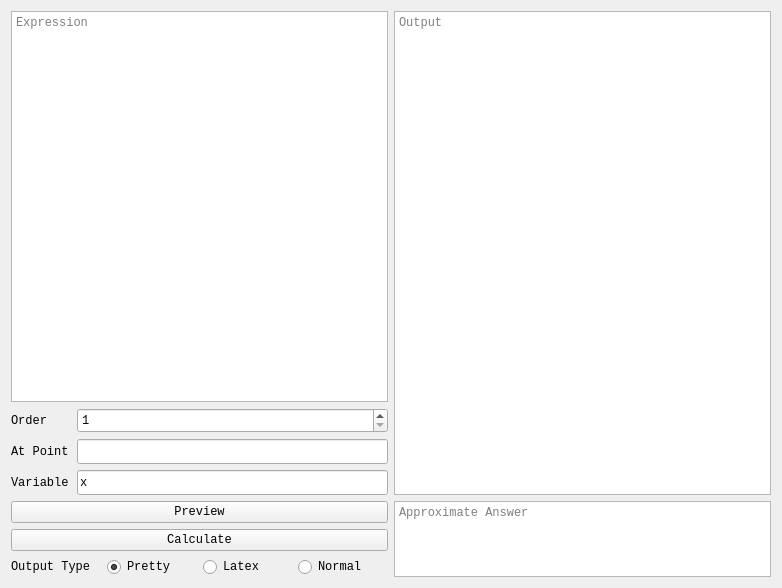
This is caspy/qt_assets/tabs/derivative.ui in Secozzi/CASpy as Qt 5 draws it before an edit. The edited form follows.
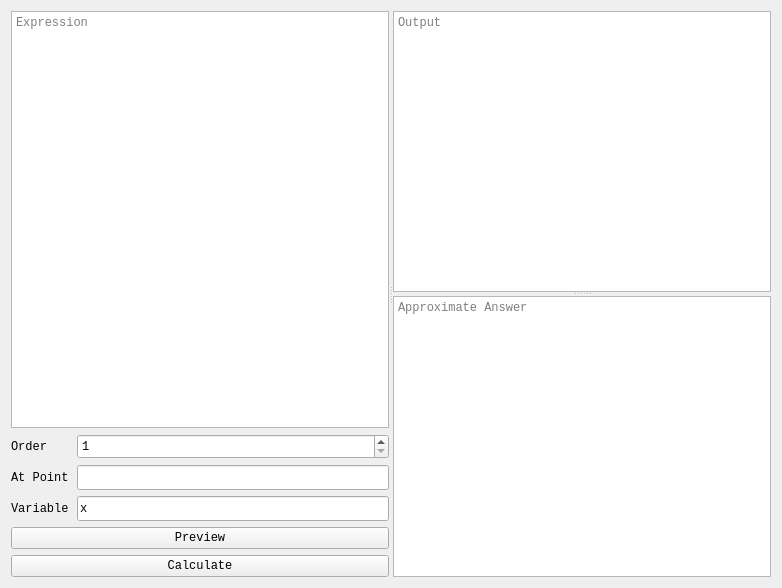
This is the edited form.

Commit message: Added view and splitters plus fixed some in formulas tab

Patch:
```diff
--- a/caspy/qt_assets/tabs/derivative.ui
+++ b/caspy/qt_assets/tabs/derivative.ui
@@ -18,10 +18,34 @@
   <property name="windowTitle">
    <string>Form</string>
   </property>
-  <layout class="QGridLayout" name="gridLayout_2">
-   <item row="0" column="0">
+  <property name="styleSheet">
+   <string notr="true"/>
+  </property>
     <layout class="QGridLayout" name="gridLayout">
-     <item row="1" column="0">
+   <item row="0" column="0">
+    <widget class="QSplitter" name="splitter_2">
+     <property name="orientation">
+      <enum>Qt::Horizontal</enum>
+     </property>
+     <property name="childrenCollapsible">
+      <bool>false</bool>
+     </property>
+     <widget class="QWidget" name="verticalLayoutWidget">
+      <layout class="QVBoxLayout" name="verticalLayout">
+       <item>
+        <widget class="QTextEdit" name="DerivExp">
+         <property name="toolTip">
+          <string>Expression</string>
+         </property>
+         <property name="lineWrapMode">
+          <enum>QTextEdit::NoWrap</enum>
+         </property>
+         <property name="placeholderText">
+          <string>Expression</string>
+         </property>
+        </widget>
+       </item>
+       <item>
       <layout class="QHBoxLayout" name="horizontalLayout_4">
        <item>
         <widget class="QLabel" name="label">
@@ -75,87 +99,7 @@
        </item>
       </layout>
      </item>
-     <item row="5" column="0">
-      <widget class="QPushButton" name="DerivCalc">
-       <property name="toolTip">
-        <string>Calculate the derivative - Shift + Enter</string>
-       </property>
-       <property name="text">
-        <string>Calculate</string>
-       </property>
-      </widget>
-     </item>
-     <item row="6" column="0">
-      <layout class="QHBoxLayout" name="horizontalLayout_3">
        <item>
-        <widget class="QLabel" name="DerivOutType">
-         <property name="toolTip">
-          <string>Format of output</string>
-         </property>
-         <property name="text">
-          <string>Output Type</string>
-         </property>
-        </widget>
-       </item>
-       <item>
-        <widget class="QRadioButton" name="DerivPP">
-         <property name="toolTip">
-          <string>Pretty print</string>
-         </property>
-         <property name="text">
-          <string>Pretty</string>
-         </property>
-         <property name="checked">
-          <bool>true</bool>
-         </property>
-        </widget>
-       </item>
-       <item>
-        <widget class="QRadioButton" name="DerivLatex">
-         <property name="toolTip">
-          <string>Latex</string>
-         </property>
-         <property name="text">
-          <string>Latex</string>
-         </property>
-        </widget>
-       </item>
-       <item>
-        <widget class="QRadioButton" name="DerivNormal">
-         <property name="toolTip">
-          <string>Normal - no special format</string>
-         </property>
-         <property name="text">
-          <string>Normal</string>
-         </property>
-        </widget>
-       </item>
-      </layout>
-     </item>
-     <item row="4" column="0">
-      <widget class="QPushButton" name="DerivPrev">
-       <property name="toolTip">
-        <string>Preview the derivative</string>
-       </property>
-       <property name="text">
-        <string>Preview</string>
-       </property>
-      </widget>
-     </item>
-     <item row="0" column="0">
-      <widget class="QTextEdit" name="DerivExp">
-       <property name="toolTip">
-        <string>Expression</string>
-       </property>
-       <property name="lineWrapMode">
-        <enum>QTextEdit::NoWrap</enum>
-       </property>
-       <property name="placeholderText">
-        <string>Expression</string>
-       </property>
-      </widget>
-     </item>
-     <item row="2" column="0">
       <layout class="QHBoxLayout" name="horizontalLayout_6">
        <item>
         <widget class="QLabel" name="label_2">
@@ -194,7 +138,7 @@
        </item>
       </layout>
      </item>
-     <item row="3" column="0">
+       <item>
       <layout class="QHBoxLayout" name="horizontalLayout_7">
        <item>
         <widget class="QLabel" name="label_3">
@@ -245,7 +189,38 @@
        </item>
       </layout>
      </item>
-     <item row="0" column="1" rowspan="4">
+       <item>
+        <widget class="QPushButton" name="DerivPrev">
+         <property name="toolTip">
+          <string>Preview the derivative</string>
+         </property>
+         <property name="text">
+          <string>Preview</string>
+         </property>
+        </widget>
+       </item>
+       <item>
+        <widget class="QPushButton" name="DerivCalc">
+         <property name="toolTip">
+          <string>Calculate the derivative - Shift + Enter</string>
+         </property>
+         <property name="text">
+          <string>Calculate</string>
+         </property>
+        </widget>
+       </item>
+      </layout>
+     </widget>
+     <widget class="QSplitter" name="splitter">
+      <property name="styleSheet">
+       <string notr="true"/>
+      </property>
+      <property name="orientation">
+       <enum>Qt::Vertical</enum>
+      </property>
+      <property name="childrenCollapsible">
+       <bool>false</bool>
+      </property>
       <widget class="QTextBrowser" name="DerivOut">
        <property name="font">
         <font>
@@ -259,11 +234,9 @@
         <string>Output</string>
        </property>
       </widget>
-     </item>
-     <item row="4" column="1" rowspan="3">
       <widget class="QTextBrowser" name="DerivApprox">
        <property name="sizePolicy">
-        <sizepolicy hsizetype="Expanding" vsizetype="Ignored">
+        <sizepolicy hsizetype="Expanding" vsizetype="Expanding">
          <horstretch>0</horstretch>
          <verstretch>0</verstretch>
         </sizepolicy>
@@ -278,8 +251,8 @@
         <string>Approximate Answer</string>
        </property>
       </widget>
-     </item>
-    </layout>
+     </widget>
+    </widget>
    </item>
   </layout>
  </widget>
```
Lines whose indentation alone changed are shown as unchanged. The commit also changes 18 other files.
